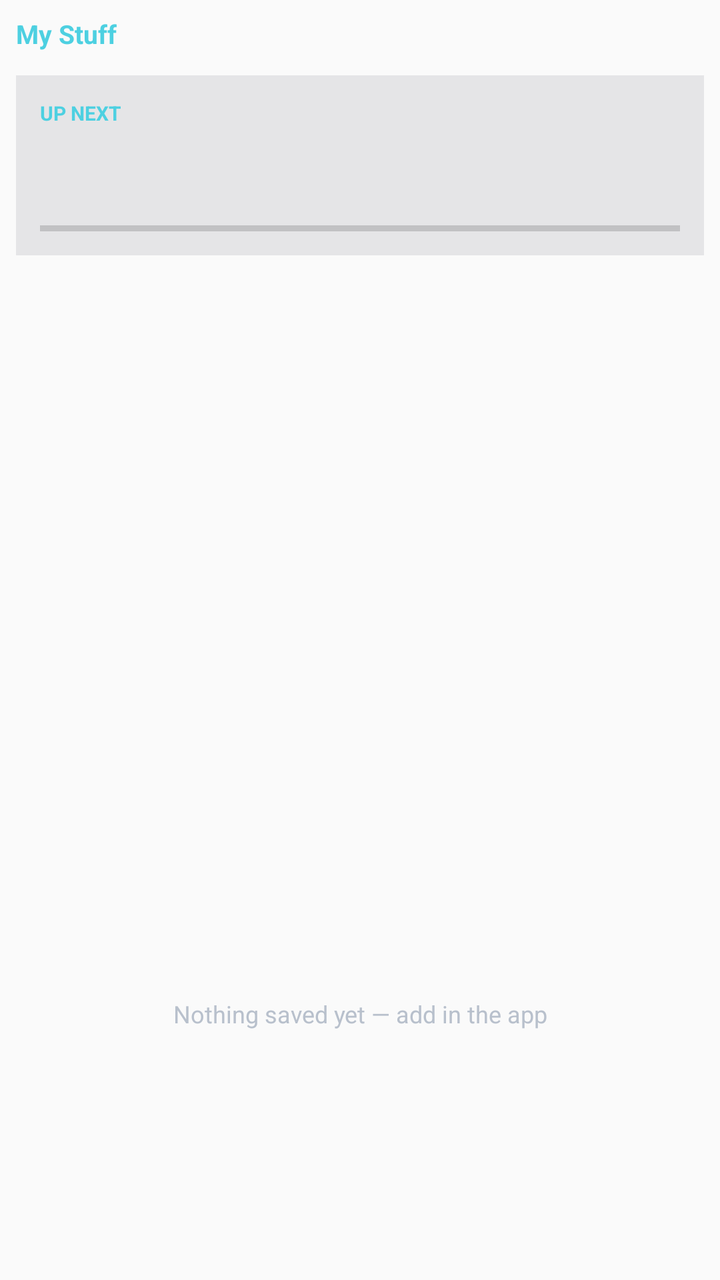
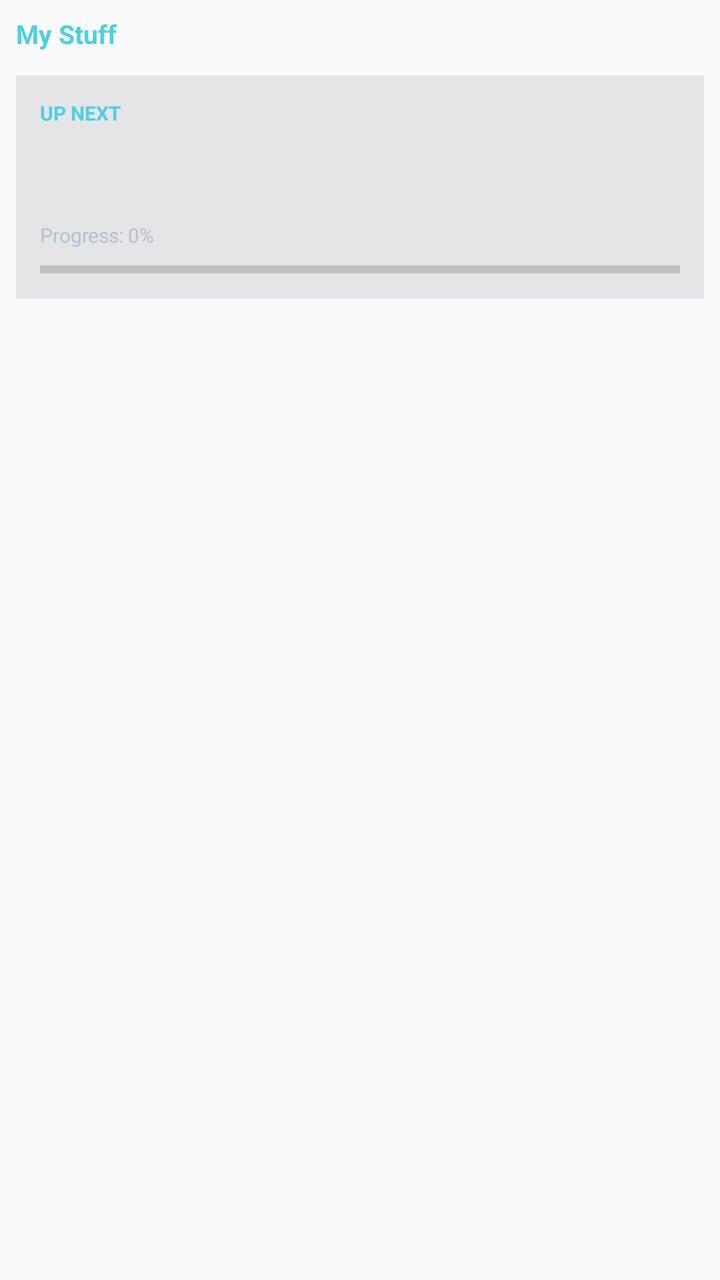

An Android layout rendered at two revisions. The XML below is the earlier revision; the diff shows what the commit changed to produce the second picture.
<!-- AndroidManifest.xml: application theme Theme.AppCompat.DayNight.NoActionBar -->
<!-- res/layout/widget_layout.xml -->
<?xml version="1.0" encoding="utf-8"?>
<FrameLayout xmlns:android="http://schemas.android.com/apk/res/android"
    android:id="@+id/widget_root"
    android:layout_width="match_parent"
    android:layout_height="match_parent"
    android:background="@android:color/transparent"
    android:padding="8dp">

    <ImageView
        android:id="@+id/iv_widget_bg"
        android:layout_width="match_parent"
        android:layout_height="match_parent"
        android:scaleType="fitXY"
        android:src="@null" />

    <LinearLayout
        android:layout_width="match_parent"
        android:layout_height="match_parent"
        android:orientation="vertical">

        <TextView
            android:id="@+id/tv_widget_header"
            android:layout_width="match_parent"
            android:layout_height="wrap_content"
            android:text="My Stuff"
            android:textColor="#4DD0E1"
            android:textSize="13sp"
            android:textStyle="bold"
            android:paddingBottom="4dp" />

        <FrameLayout
            android:id="@+id/hero_card"
            android:layout_width="match_parent"
            android:layout_height="wrap_content"
            android:layout_marginTop="8dp"
            android:background="#1A2A2A3A"
            android:padding="12dp">

            <LinearLayout
                android:layout_width="match_parent"
                android:layout_height="wrap_content"
                android:orientation="vertical">

                <TextView
                    android:id="@+id/tv_hero_tag"
                    android:layout_width="wrap_content"
                    android:layout_height="wrap_content"
                    android:text="UP NEXT"
                    android:textColor="#4DD0E1"
                    android:textSize="10sp"
                    android:textStyle="bold" />

                <TextView
                    android:id="@+id/tv_hero_title"
                    android:layout_width="match_parent"
                    android:layout_height="wrap_content"
                    android:layout_marginTop="2dp"
                    android:textColor="#FFFFFF"
                    android:textSize="17sp"
                    android:textStyle="bold"
                    android:maxLines="1"
                    android:ellipsize="end" />

                <TextView
                    android:id="@+id/tv_hero_desc"
                    android:layout_width="match_parent"
                    android:layout_height="wrap_content"
                    android:layout_marginTop="2dp"
                    android:textColor="#B8C0CC"
                    android:textSize="11sp"
                    android:maxLines="2"
                    android:ellipsize="end" />

                <ProgressBar
                    android:id="@+id/pb_hero_progress"
                    style="?android:attr/progressBarStyleHorizontal"
                    android:layout_width="match_parent"
                    android:layout_height="3dp"
                    android:layout_marginTop="8dp"
                    android:max="100"
                    android:progress="0"
                    android:progressTint="#4DD0E1"
                    android:backgroundTint="#333A44" />
            </LinearLayout>
        </FrameLayout>

        <ListView
            android:id="@+id/list_mystuff"
            android:layout_width="match_parent"
            android:layout_height="0dp"
            android:layout_weight="1"
            android:layout_marginTop="4dp"
            android:divider="@android:color/transparent"
            android:dividerHeight="6dp"
            android:scrollbars="none" />

        <TextView
            android:id="@+id/tv_empty_p2"
            android:layout_width="match_parent"
            android:layout_height="0dp"
            android:layout_weight="1"
            android:gravity="center"
            android:text="Nothing saved yet — add in the app"
            android:textColor="#B8C0CC"
            android:textSize="12sp" />
    </LinearLayout>
</FrameLayout>
<!-- resources referenced by this layout -->
<resources>

</resources>

<!-- the commit's change to res/layout/widget_layout.xml (unified diff, before → after) -->
@@ -71,11 +71,19 @@
                     android:maxLines="2"
                     android:ellipsize="end" />
 
+                <TextView
+                    android:id="@+id/tv_hero_progress_text"
+                    android:layout_width="match_parent"
+                    android:layout_height="wrap_content"
+                    android:layout_marginTop="6dp"
+                    android:text="Progress: 0%"
+                    android:textColor="#B8C0CC"
+                    android:textSize="10sp" />
                 <ProgressBar
                     android:id="@+id/pb_hero_progress"
                     style="?android:attr/progressBarStyleHorizontal"
                     android:layout_width="match_parent"
-                    android:layout_height="3dp"
+                    android:layout_height="5dp"
                     android:layout_marginTop="8dp"
                     android:max="100"
                     android:progress="0"
@@ -96,6 +104,7 @@
 
         <TextView
             android:id="@+id/tv_empty_p2"
+            android:visibility="gone"
             android:layout_width="match_parent"
             android:layout_height="0dp"
             android:layout_weight="1"
